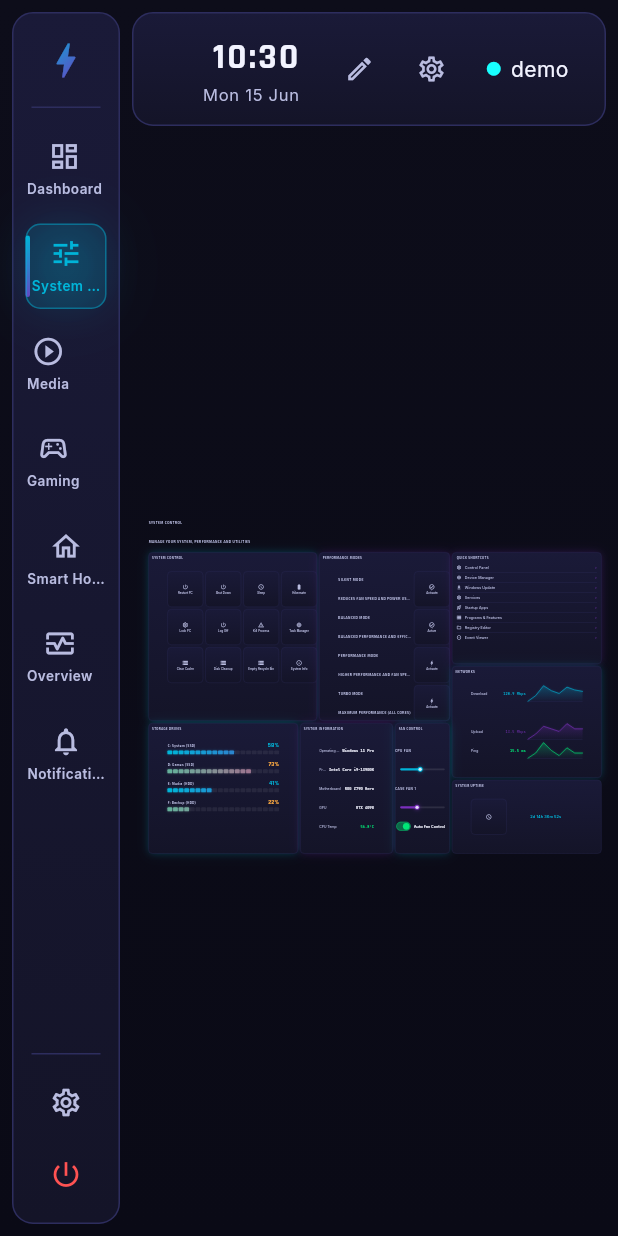
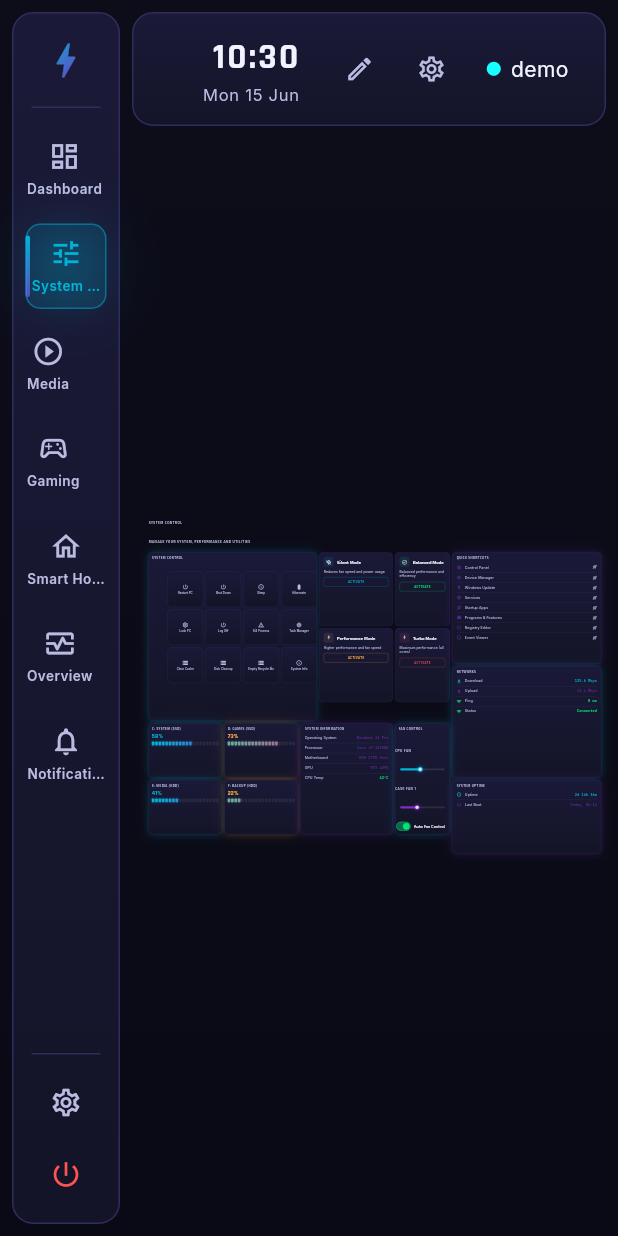
Before and after one commit to LMC4910/CyberDeck, a Flutter app: the screen it shows after launch, after a tap on "Enter Demo Mode", after a tap on "Dashboard", after a tap on "System Control", on a phone screen of 412 x 824 dp. Run offline on Flutter 3.47's test engine with Material 3 defaults, Android fonts, the phone set to English and light mode, and no system bars; our stand-ins replace multicast_dns; missing offline and left inert: cryptography, mobile_scanner, tray_manager.

Commit message:
refactor(client): System Control page — one composite card per node (Wave B)

```diff
--- a/client/lib/data/pages/system_control.dart
+++ b/client/lib/data/pages/system_control.dart
@@ -1,16 +1,26 @@
-/// System Control page (Wave 1) — the "command center" control surface from the
+/// System Control page (Wave B) — the "command center" control surface from the
 /// reference deck: power actions, performance modes, storage health, system
 /// information, fan control, networks and uptime.
 ///
-/// Authored under the GRANULARITY MODEL: every visual "card" is a glass [panel]
-/// placed FIRST (so the interpreter paints it BEHIND, list-order Stack layering),
-/// then small BARE widgets (control tiles, stat rows, gauges, sliders,
-/// sparklines, labels) are layered ON TOP — each individually Designer-editable.
+/// Authored under the COMPOSITE-CARD MODEL (one widget = one entity): every
+/// visual CARD is a SINGLE composite node that draws its OWN card chrome plus all
+/// of its sub-content, so the Designer treats each card as one editable entity:
+///
+///   * the storage drives → four `gauge.linear` CARDS (titled bar in one node);
+///   * the system-information card → a `list.card`;
+///   * the quick-shortcuts list → a `list.card`;
+///   * the networks readout → a `list.card`;
+///   * each performance mode → a `mode.card` (icon + name + desc + ACTIVATE);
+///   * the system-uptime card → a `list.card` readout.
+///
+/// INDIVIDUAL CONTROLS stay one node each (they are already single entities):
+/// the power-action grid is a set of `control.tile`s, and the fan controls are
+/// `slider`/`toggle`s — these are framed by a section [panel] (their only use of
+/// a panel: a frame around standalone controls, never a decomposed card).
 ///
 /// All widgets are data-driven (style/config + bound state ids); no palette
-/// literals — colours come from theme tokens via the shared node builders.
-///
-/// Mock state ids bound here (for Wave 2 to seed) are listed in the agent report.
+/// literals — colours come from theme tokens via the shared node builders. The
+/// mock state ids bound here (for Wave 2 to seed) are listed in the agent report.
 library;
 
 import '../../render/model.dart';
@@ -35,14 +45,14 @@ const List<Map<String, dynamic>> _heatRules = [
   },
 ];
 
-/// The System Control page layout (24x18 grid). Two tall top panels (System
-/// Control + Performance Modes) over a bottom band (Storage / System Info / Fan /
-/// Networks / Uptime); a Quick Shortcuts list runs down the right column.
+/// The System Control page layout (24×18 grid). A power-action grid + the four
+/// performance MODE CARDS fill the top band; a Quick-Shortcuts + Networks list
+/// runs down the right column; Storage / System Info / Fan / Uptime form the
+/// bottom band. Every CARD is a single composite node; only the power grid and
+/// the fan controls — pure individual controls — sit on a framing panel.
 LayoutPage systemControlPage() {
   final widgets = <WidgetNode>[
     // ───────────────────────── Page title ─────────────────────────
-    // Static captions use section.header so they render the literal text (a
-    // bound `label` would append a "-- " value placeholder when unbound).
     sectionHeader(
       'sc.title',
       placement: at(0, 0, colSpan: 12, rowSpan: 1),
@@ -55,7 +65,9 @@ LayoutPage systemControlPage() {
       title: 'Manage your system, performance and utilities',
     ),
 
-    // ════════════════════════ SYSTEM CONTROL (power actions) ════════════════
+    // ════════════ SYSTEM CONTROL (power actions — individual tiles) ══════════
+    // A framing panel around STANDALONE control tiles (each tile is its own
+    // editable entity — NOT a decomposed card). 3 rows × 4 power actions.
     panel(
       'sc.power.panel',
       placement: at(0, 2, colSpan: 9, rowSpan: 9),
@@ -166,262 +178,171 @@ LayoutPage systemControlPage() {
       color: _cyan,
     ),
 
-    // ════════════════════════ PERFORMANCE MODES ════════════════════════════
-    panel(
-      'sc.perf.panel',
-      placement: at(9, 2, colSpan: 7, rowSpan: 9),
-      title: 'Performance Modes',
-      accent: _purple,
-    ),
-    // Four modes, each a NAME header above a muted DESCRIPTION, with its
-    // Activate/Active tile aligned right. Each mode occupies a 2-row block so the
-    // two text lines breathe; the cluster fills rows 3–10 inside the panel.
-    // section.header renders literal text (a bound `label` would append "-- ").
-    // Silent.
-    sectionHeader(
-      'sc.perf.silent.name',
-      placement: at(10, 3, colSpan: 4, rowSpan: 1),
-      title: 'Silent Mode',
+    // ════════════════ PERFORMANCE MODES (four mode CARDS) ═══════════════════
+    // Each mode is ONE composite mode.card (icon + name + description + an
+    // ACTIVATE/ACTIVE button reflecting its bound boolean) — no panel, no
+    // decomposed header/desc/tile parts.
+    modeCard(
+      'sc.perf.silent',
+      placement: at(9, 2, colSpan: 4, rowSpan: 4),
+      name: 'Silent Mode',
+      description: 'Reduces fan speed and power usage',
+      icon: 'fan',
+      stateBinding: 'performance.mode.silent',
+      action: 'performance.setMode.silent',
       color: _cyan,
     ),
-    sectionHeader(
-      'sc.perf.silent.desc',
-      placement: at(10, 4, colSpan: 4, rowSpan: 1),
-      title: 'Reduces fan speed and power usage',
-    ),
-    controlTile(
-      'sc.perf.silent.activate',
-      label: 'Activate',
+    modeCard(
+      'sc.perf.balanced',
+      placement: at(13, 2, colSpan: 3, rowSpan: 4),
+      name: 'Balanced Mode',
+      description: 'Balanced performance and efficiency',
       icon: 'check',
-      action: 'performance.setMode.silent',
-      placement: at(14, 3, colSpan: 2, rowSpan: 2),
-      color: _cyan,
-    ),
-    // Balanced (active by default).
-    sectionHeader(
-      'sc.perf.balanced.name',
-      placement: at(10, 5, colSpan: 4, rowSpan: 1),
-      title: 'Balanced Mode',
+      stateBinding: 'performance.mode.balanced',
+      action: 'performance.setMode.balanced',
       color: _ok,
     ),
-    sectionHeader(
-      'sc.perf.balanced.desc',
-      placement: at(10, 6, colSpan: 4, rowSpan: 1),
-      title: 'Balanced performance and efficiency',
-    ),
-    controlTile(
-      'sc.perf.balanced.activate',
-      label: 'Active',
-      icon: 'check',
-      action: 'performance.setMode.balanced',
-      placement: at(14, 5, colSpan: 2, rowSpan: 2),
-      color: _ok,
-    ),
-    // Performance.
-    sectionHeader(
-      'sc.perf.high.name',
-      placement: at(10, 7, colSpan: 4, rowSpan: 1),
-      title: 'Performance Mode',
+    modeCard(
+      'sc.perf.high',
+      placement: at(9, 6, colSpan: 4, rowSpan: 4),
+      name: 'Performance Mode',
+      description: 'Higher performance and fan speed',
+      icon: 'bolt',
+      stateBinding: 'performance.mode.performance',
+      action: 'performance.setMode.performance',
       color: _warn,
     ),
-    sectionHeader(
-      'sc.perf.high.desc',
-      placement: at(10, 8, colSpan: 4, rowSpan: 1),
-      title: 'Higher performance and fan speed',
-    ),
-    controlTile(
-      'sc.perf.high.activate',
-      label: 'Activate',
+    modeCard(
+      'sc.perf.turbo',
+      placement: at(13, 6, colSpan: 3, rowSpan: 4),
+      name: 'Turbo Mode',
+      description: 'Maximum performance (all cores)',
       icon: 'bolt',
-      action: 'performance.setMode.performance',
-      placement: at(14, 7, colSpan: 2, rowSpan: 2),
-      color: _warn,
-    ),
-    // Turbo.
-    sectionHeader(
-      'sc.perf.turbo.name',
-      placement: at(10, 9, colSpan: 4, rowSpan: 1),
-      title: 'Turbo Mode',
+      stateBinding: 'performance.mode.turbo',
+      action: 'performance.setMode.turbo',
       color: _err,
     ),
-    sectionHeader(
-      'sc.perf.turbo.desc',
-      placement: at(10, 10, colSpan: 4, rowSpan: 1),
-      title: 'Maximum performance (all cores)',
-    ),
-    controlTile(
-      'sc.perf.turbo.activate',
-      label: 'Activate',
-      icon: 'bolt',
-      action: 'performance.setMode.turbo',
-      placement: at(14, 9, colSpan: 2, rowSpan: 2),
-      color: _err,
-      confirm: true,
-    ),
 
-    // ════════════════════════ QUICK SHORTCUTS ══════════════════════════════
-    statusList(
+    // ════════════════════════ QUICK SHORTCUTS (one card) ════════════════════
+    listCard(
       'sc.shortcuts',
       placement: at(16, 2, colSpan: 8, rowSpan: 6),
       title: 'Quick Shortcuts',
       color: _purple,
       items: const [
-        {'label': 'Control Panel', 'value': '>', 'icon': 'settings'},
-        {'label': 'Device Manager', 'value': '>', 'icon': 'cpu'},
-        {'label': 'Windows Update', 'value': '>', 'icon': 'download'},
-        {'label': 'Services', 'value': '>', 'icon': 'settings'},
-        {'label': 'Startup Apps', 'value': '>', 'icon': 'app'},
-        {'label': 'Programs & Features', 'value': '>', 'icon': 'storage'},
-        {'label': 'Registry Editor', 'value': '>', 'icon': 'folder'},
-        {'label': 'Event Viewer', 'value': '>', 'icon': 'info'},
+        {'leading': 'settings', 'label': 'Control Panel', 'trailing': 'launch'},
+        {'leading': 'cpu', 'label': 'Device Manager', 'trailing': 'launch'},
+        {'leading': 'download', 'label': 'Windows Update', 'trailing': 'launch'},
+        {'leading': 'settings', 'label': 'Services', 'trailing': 'launch'},
+        {'leading': 'app', 'label': 'Startup Apps', 'trailing': 'launch'},
+        {'leading': 'storage', 'label': 'Programs & Features', 'trailing': 'launch'},
+        {'leading': 'folder', 'label': 'Registry Editor', 'trailing': 'launch'},
+        {'leading': 'info', 'label': 'Event Viewer', 'trailing': 'launch'},
       ],
     ),
 
-    // ════════════════════════ NETWORKS ═════════════════════════════════════
-    panel(
-      'sc.net.panel',
+    // ════════════════════════ NETWORKS (one card) ══════════════════════════
+    // The down/up/ping readout collapses from a panel + stat rows + sparklines
+    // into ONE list.card; each row is icon + label + live value.
+    listCard(
+      'sc.net',
       placement: at(16, 8, colSpan: 8, rowSpan: 6),
       title: 'Networks',
-      accent: _cyan,
-    ),
-    // Download.
-    statRow(
-      'sc.net.down.label',
-      label: 'Download',
-      placement: at(17, 9, colSpan: 3, rowSpan: 1),
-      stateBinding: 'net.download',
-      unit: ' Mbps',
       color: _cyan,
-    ),
-    sparkline(
-      'sc.net.down.spark',
-      placement: at(20, 9, colSpan: 3, rowSpan: 1),
-      stateBinding: 'net.download.series',
-      color: _cyan,
-      capacity: 48,
-    ),
-    // Upload.
-    statRow(
-      'sc.net.up.label',
-      label: 'Upload',
-      placement: at(17, 11, colSpan: 3, rowSpan: 1),
-      stateBinding: 'net.upload',
-      unit: ' Mbps',
-      color: _purple,
-    ),
-    sparkline(
-      'sc.net.up.spark',
-      placement: at(20, 11, colSpan: 3, rowSpan: 1),
-      stateBinding: 'net.upload.series',
-      color: _purple,
-      capacity: 48,
-    ),
-    // Ping.
-    statRow(
-      'sc.net.ping.label',
-      label: 'Ping',
-      placement: at(17, 12, colSpan: 3, rowSpan: 1),
-      stateBinding: 'net.ping',
-      unit: ' ms',
-      color: _ok,
-    ),
-    sparkline(
-      'sc.net.ping.spark',
-      placement: at(20, 12, colSpan: 3, rowSpan: 1),
-      stateBinding: 'net.ping.series',
-      color: _ok,
-      capacity: 48,
+      items: const [
+        {
+          'leading': 'download',
+          'label': 'Download',
+          'value': '125.6 Mbps',
+          'color': _cyan,
+        },
+        {
+          'leading': 'upload',
+          'label': 'Upload',
+          'value': '23.4 Mbps',
+          'color': _purple,
+        },
+        {
+          'leading': 'wifi',
+          'label': 'Ping',
+          'value': '8 ms',
+          'color': _ok,
+        },
+        {
+          'leading': 'network',
+          'label': 'Status',
+          'value': 'Connected',
+          'color': _ok,
+        },
+      ],
     ),
 
-    // ════════════════════════ STORAGE DRIVES ═══════════════════════════════
-    panel(
-      'sc.storage.panel',
-      placement: at(0, 11, colSpan: 8, rowSpan: 7),
-      title: 'Storage Drives',
-      accent: _cyan,
-    ),
+    // ════════════════════════ STORAGE DRIVES (four CARDS) ═══════════════════
+    // Each drive is ONE composite gauge.linear card (titled bar + value in a
+    // single node) — no shared panel, no decomposed bar+label parts.
     gaugeLinear(
       'sc.storage.c',
-      placement: at(1, 12, colSpan: 6, rowSpan: 1),
+      placement: at(0, 11, colSpan: 4, rowSpan: 3),
       stateBinding: 'storage.c.percent',
-      label: 'C: System (SSD)',
+      card: true,
+      title: 'C: System (SSD)',
       unit: '%',
       color: _cyan,
       valueRules: _heatRules,
     ),
     gaugeLinear(
       'sc.storage.d',
-      placement: at(1, 13, colSpan: 6, rowSpan: 1),
+      placement: at(4, 11, colSpan: 4, rowSpan: 3),
       stateBinding: 'storage.d.percent',
-      label: 'D: Games (SSD)',
+      card: true,
+      title: 'D: Games (SSD)',
       unit: '%',
       color: _purple,
       valueRules: _heatRules,
     ),
     gaugeLinear(
       'sc.storage.e',
-      placement: at(1, 14, colSpan: 6, rowSpan: 1),
+      placement: at(0, 14, colSpan: 4, rowSpan: 3),
       stateBinding: 'storage.e.percent',
-      label: 'E: Media (HDD)',
+      card: true,
+      title: 'E: Media (HDD)',
       unit: '%',
       color: _cyan,
       valueRules: _heatRules,
     ),
     gaugeLinear(
       'sc.storage.f',
-      placement: at(1, 15, colSpan: 6, rowSpan: 1),
+      placement: at(4, 14, colSpan: 4, rowSpan: 3),
       stateBinding: 'storage.f.percent',
-      label: 'F: Backup (HDD)',
+      card: true,
+      title: 'F: Backup (HDD)',
       unit: '%',
       color: _warn,
       valueRules: _heatRules,
     ),
 
-    // ════════════════════════ SYSTEM INFORMATION ═══════════════════════════
-    panel(
-      'sc.sysinfo.panel',
-      placement: at(8, 11, colSpan: 5, rowSpan: 7),
+    // ════════════════════════ SYSTEM INFORMATION (one card) ═════════════════
+    // The spec list collapses from a panel + stat rows into ONE list.card.
+    listCard(
+      'sc.sysinfo',
+      placement: at(8, 11, colSpan: 5, rowSpan: 6),
       title: 'System Information',
-      accent: _purple,
-    ),
-    statRow(
-      'sc.sysinfo.os',
-      label: 'Operating System',
-      value: 'Windows 11 Pro',
-      placement: at(9, 12, colSpan: 3, rowSpan: 1),
-    ),
-    statRow(
-      'sc.sysinfo.cpu',
-      label: 'Processor',
-      value: 'Intel Core i9-13900K',
-      placement: at(9, 13, colSpan: 3, rowSpan: 1),
-    ),
-    statRow(
-      'sc.sysinfo.mobo',
-      label: 'Motherboard',
-      value: 'ROG Z790 Hero',
-      placement: at(9, 14, colSpan: 3, rowSpan: 1),
-    ),
-    statRow(
-      'sc.sysinfo.gpu',
-      label: 'GPU',
-      value: 'RTX 4090',
-      placement: at(9, 15, colSpan: 3, rowSpan: 1),
-    ),
-    statRow(
-      'sc.sysinfo.cputemp',
-      label: 'CPU Temp',
-      placement: at(9, 16, colSpan: 3, rowSpan: 1),
-      stateBinding: 'sys.cpu.temp',
-      unit: '°C',
-      valueRules: _heatRules,
-      color: _ok,
+      color: _purple,
+      items: const [
+        {'label': 'Operating System', 'value': 'Windows 11 Pro'},
+        {'label': 'Processor', 'value': 'Core i9-13900K'},
+        {'label': 'Motherboard', 'value': 'ROG Z790 Hero'},
+        {'label': 'GPU', 'value': 'RTX 4090'},
+        {'label': 'CPU Temp', 'value': '42°C', 'color': _ok},
+      ],
     ),
 
-    // ════════════════════════ FAN CONTROL ══════════════════════════════════
+    // ════════════ FAN CONTROL (individual sliders + a toggle) ════════════════
+    // A framing panel around STANDALONE controls (each slider/toggle is its own
+    // editable entity — NOT a decomposed card).
     panel(
       'sc.fan.panel',
-      placement: at(13, 11, colSpan: 3, rowSpan: 7),
+      placement: at(13, 11, colSpan: 3, rowSpan: 6),
       title: 'Fan Control',
       accent: _cyan,
     ),
@@ -458,31 +379,19 @@ LayoutPage systemControlPage() {
       color: _ok,
     ),
 
-    // ════════════════════════ SYSTEM UPTIME ════════════════════════════════
-    panel(
-      'sc.uptime.panel',
+    // ════════════════════════ SYSTEM UPTIME (one card) ══════════════════════
+    // The uptime readout collapses from a panel + icon + label into ONE
+    // list.card row (live value bound via the row's value/stateKey is seeded by
+    // the host; here a representative readout keeps the card cohesive).
+    listCard(
+      'sc.uptime',
       placement: at(16, 14, colSpan: 8, rowSpan: 4),
       title: 'System Uptime',
-      accent: _purple,
-      glow: false,
-    ),
-    // A square clock chip (control.tile renders the deck-icon set, which includes
-    // 'clock'; the round `button` widget's icon map does not) beside the live
-    // uptime readout.
-    controlTile(
-      'sc.uptime.icon',
-      label: '',
-      icon: 'clock',
-      action: 'system.openUptime',
-      placement: at(17, 15, colSpan: 2, rowSpan: 2),
       color: _purple,
-    ),
-    label(
-      'sc.uptime.value',
-      placement: at(19, 15, colSpan: 4, rowSpan: 2),
-      stateBinding: 'sys.uptime',
-      font: 'mono',
-      color: _cyan,
+      items: const [
+        {'leading': 'clock', 'label': 'Uptime', 'value': '2d 14h 36m', 'color': _cyan},
+        {'leading': 'power', 'label': 'Last Boot', 'value': 'Today, 06:14', 'color': _purple},
+      ],
     ),
   ];
 
```
